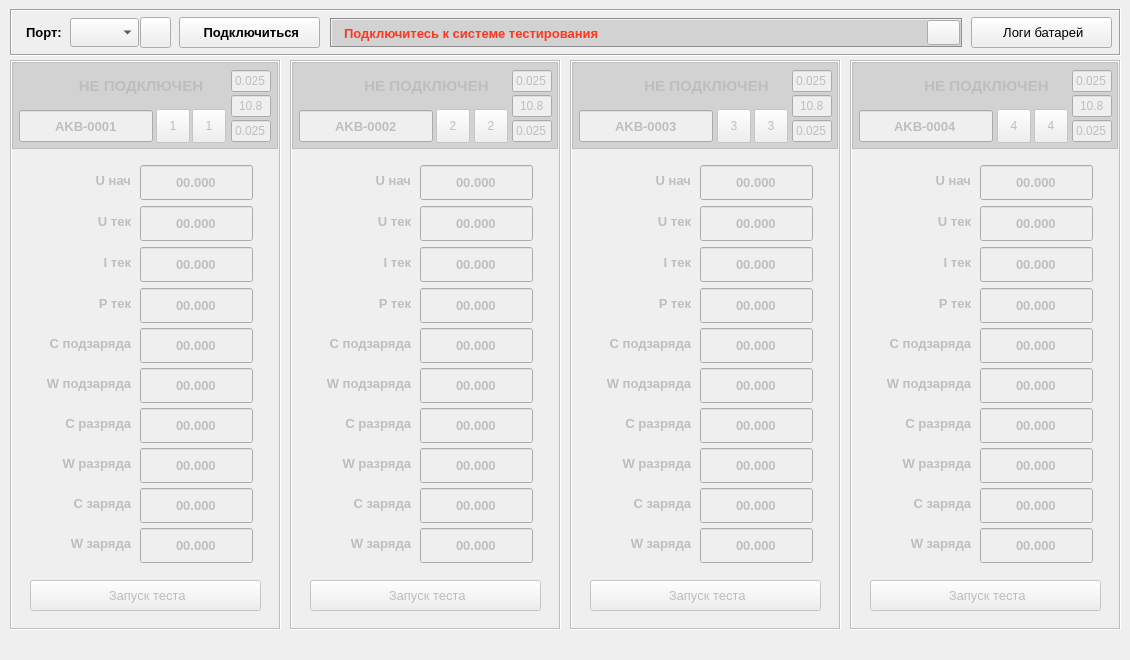
Before: the Qt Designer form ui/main.ui in sergeycccv/battery_modbus, drawn with Qt 5.
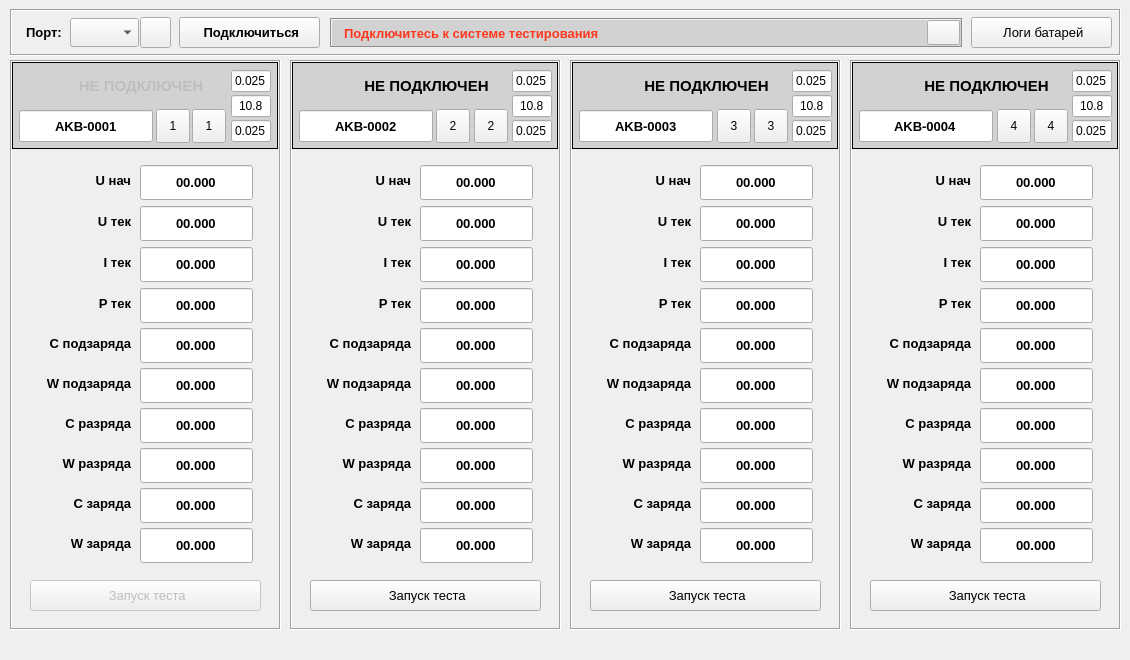
After: the same form once the commit is applied. Icons and pictures are not drawn.

Commit message: Добавлена обработка редактирования инвентарных номеров каналов

The edit to the form file:
```diff
--- a/ui/main.ui
+++ b/ui/main.ui
@@ -49,7 +49,7 @@
   <widget class="QWidget" name="centralwidget">
    <widget class="QFrame" name="frm_ch1">
     <property name="enabled">
-     <bool>false</bool>
+     <bool>true</bool>
     </property>
     <property name="geometry">
      <rect>
@@ -1097,7 +1097,7 @@
    </widget>
    <widget class="QFrame" name="frm_ch2">
     <property name="enabled">
-     <bool>false</bool>
+     <bool>true</bool>
     </property>
     <property name="geometry">
      <rect>
@@ -1956,7 +1956,7 @@
    </widget>
    <widget class="QFrame" name="frm_ch3">
     <property name="enabled">
-     <bool>false</bool>
+     <bool>true</bool>
     </property>
     <property name="geometry">
      <rect>
@@ -2815,7 +2815,7 @@
    </widget>
    <widget class="QFrame" name="frm_ch4">
     <property name="enabled">
-     <bool>false</bool>
+     <bool>true</bool>
     </property>
     <property name="geometry">
      <rect>
```
The commit also changes 2 other files.
